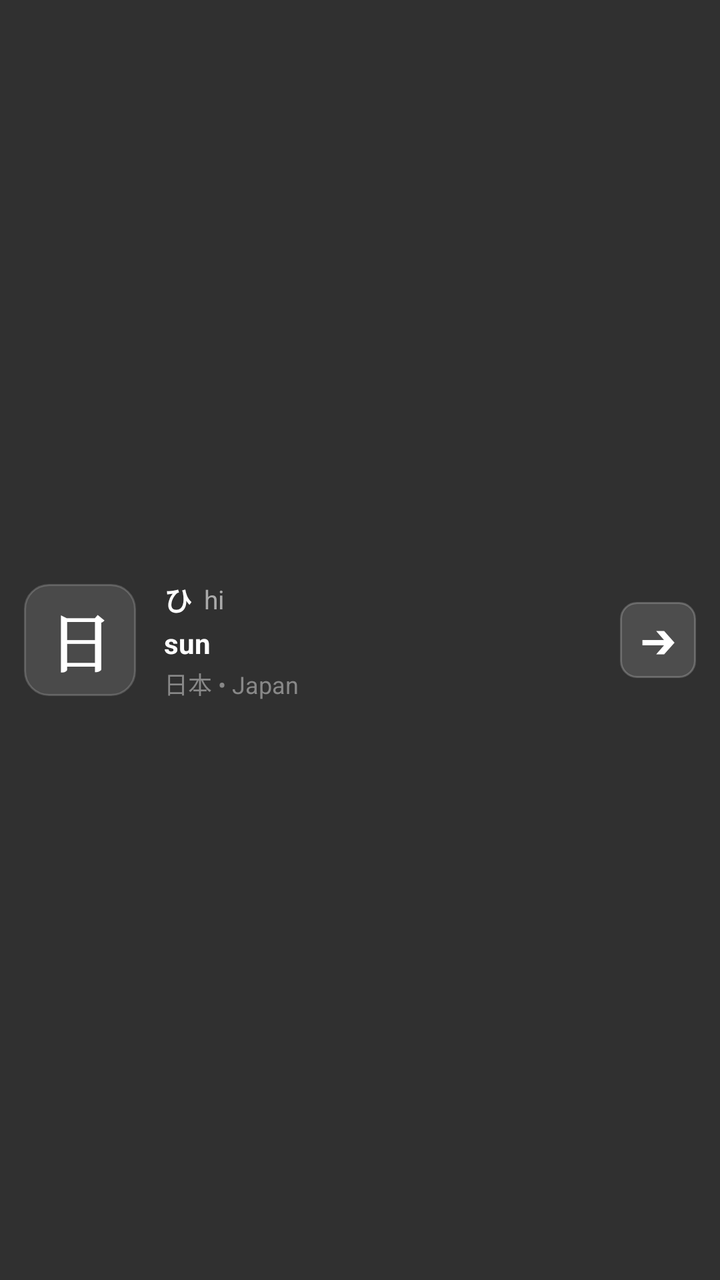
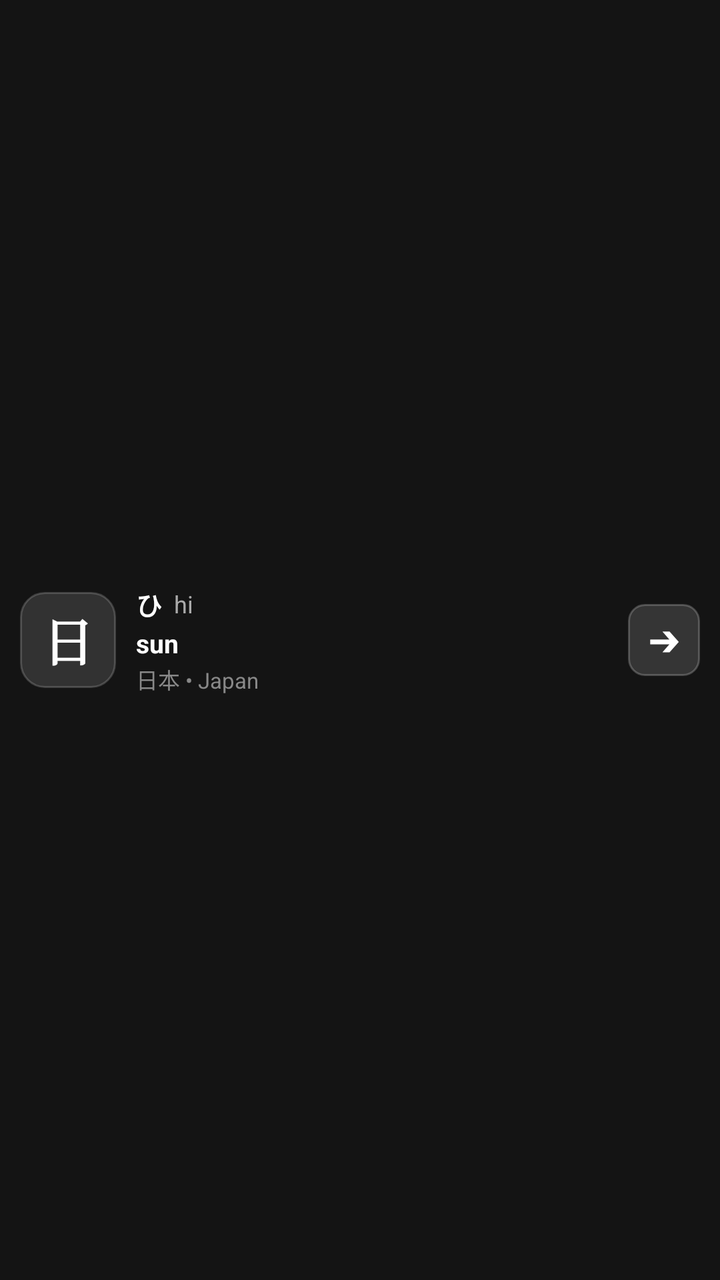

Before-and-after screenshots of an Android layout around one commit, followed by the original layout XML and the change that was made.
<!-- AndroidManifest.xml: application theme android:Theme.Material.NoActionBar -->
<!-- res/layout/notification_saku_compact.xml -->
<?xml version="1.0" encoding="utf-8"?>
<LinearLayout xmlns:android="http://schemas.android.com/apk/res/android"
    android:layout_width="match_parent"
    android:layout_height="wrap_content"
    android:orientation="horizontal"
    android:padding="12dp"
    android:background="@android:color/transparent"
    android:gravity="center_vertical">

    
    <TextView
        android:id="@+id/tv_notification_kanji"
        android:layout_width="56dp"
        android:layout_height="56dp"
        android:gravity="center"
        android:text="日"
        android:textColor="@android:color/white"
        android:textSize="32sp"
        android:textStyle="bold"
        android:fontFamily="serif"
        android:background="@drawable/bg_kanji_box" />

    
    <LinearLayout
        android:layout_width="0dp"
        android:layout_height="wrap_content"
        android:layout_weight="1"
        android:layout_marginStart="14dp"
        android:orientation="vertical"
        android:gravity="center_vertical">

        
        <LinearLayout
            android:layout_width="wrap_content"
            android:layout_height="wrap_content"
            android:orientation="horizontal"
            android:gravity="center_vertical">

            <TextView
                android:id="@+id/tv_notification_kana"
                android:layout_width="wrap_content"
                android:layout_height="wrap_content"
                android:text="ひ"
                android:textColor="@android:color/white"
                android:textSize="14sp"
                android:textStyle="bold" />

            <TextView
                android:id="@+id/tv_notification_romaji"
                android:layout_width="wrap_content"
                android:layout_height="wrap_content"
                android:layout_marginStart="6dp"
                android:text="hi"
                android:textColor="#AAAAAA"
                android:textSize="13sp" />
        </LinearLayout>

        
        <TextView
            android:id="@+id/tv_notification_meaning"
            android:layout_width="wrap_content"
            android:layout_height="wrap_content"
            android:layout_marginTop="2dp"
            android:text="sun"
            android:textColor="@android:color/white"
            android:textSize="14sp"
            android:textStyle="bold" />

        
        <TextView
            android:id="@+id/tv_notification_example"
            android:layout_width="wrap_content"
            android:layout_height="wrap_content"
            android:layout_marginTop="2dp"
            android:text="日本 • Japan"
            android:textColor="#888888"
            android:textSize="12sp"
            android:singleLine="true" />
    </LinearLayout>

    
    <TextView
        android:id="@+id/btn_notification_next"
        android:layout_width="38dp"
        android:layout_height="38dp"
        android:gravity="center"
        android:text="➔"
        android:textColor="@android:color/white"
        android:textSize="18sp"
        android:textStyle="bold"
        android:background="@drawable/bg_button_ease" />

</LinearLayout>
<!-- resources referenced by this layout -->
<resources>
  <!-- drawable bg_button_ease (drawable) -->
  <?xml version="1.0" encoding="utf-8"?>
  <shape xmlns:android="http://schemas.android.com/apk/res/android"
      android:shape="rectangle">
      <corners android:radius="8dp" />
      <solid android:color="#24FFFFFF" />
      <stroke
          android:width="1dp"
          android:color="#36FFFFFF" />
  </shape>
  <!-- drawable bg_kanji_box (drawable) -->
  <?xml version="1.0" encoding="utf-8"?>
  <shape xmlns:android="http://schemas.android.com/apk/res/android"
      android:shape="rectangle">
      <corners android:radius="12dp" />
      <solid android:color="#20FFFFFF" />
      <stroke
          android:width="1dp"
          android:color="#2EFFFFFF" />
  </shape>
</resources>

<!-- the commit's change to res/layout/notification_saku_compact.xml (unified diff, before → after) -->
@@ -3,21 +3,25 @@
     android:layout_width="match_parent"
     android:layout_height="wrap_content"
     android:orientation="horizontal"
-    android:padding="12dp"
-    android:background="@android:color/transparent"
+    android:paddingVertical="6dp"
+    android:paddingHorizontal="10dp"
+    android:background="#141414"
     android:gravity="center_vertical">
 
     
     <TextView
         android:id="@+id/tv_notification_kanji"
-        android:layout_width="56dp"
-        android:layout_height="56dp"
+        android:layout_width="wrap_content"
+        android:minWidth="48dp"
+        android:layout_height="48dp"
+        android:paddingHorizontal="4dp"
         android:gravity="center"
         android:text="日"
         android:textColor="@android:color/white"
-        android:textSize="32sp"
+        android:textSize="26sp"
         android:textStyle="bold"
         android:fontFamily="serif"
+        android:maxLines="1"
         android:background="@drawable/bg_kanji_box" />
 
     
@@ -25,7 +29,7 @@
         android:layout_width="0dp"
         android:layout_height="wrap_content"
         android:layout_weight="1"
-        android:layout_marginStart="14dp"
+        android:layout_marginStart="10dp"
         android:orientation="vertical"
         android:gravity="center_vertical">
 
@@ -42,7 +46,7 @@
                 android:layout_height="wrap_content"
                 android:text="ひ"
                 android:textColor="@android:color/white"
-                android:textSize="14sp"
+                android:textSize="13sp"
                 android:textStyle="bold" />
 
             <TextView
@@ -52,7 +56,7 @@
                 android:layout_marginStart="6dp"
                 android:text="hi"
                 android:textColor="#AAAAAA"
-                android:textSize="13sp" />
+                android:textSize="12sp" />
         </LinearLayout>
 
         
@@ -60,33 +64,36 @@
             android:id="@+id/tv_notification_meaning"
             android:layout_width="wrap_content"
             android:layout_height="wrap_content"
-            android:layout_marginTop="2dp"
+            android:layout_marginTop="1dp"
             android:text="sun"
             android:textColor="@android:color/white"
-            android:textSize="14sp"
-            android:textStyle="bold" />
+            android:textSize="13sp"
+            android:textStyle="bold"
+            android:maxLines="1"
+            android:ellipsize="end" />
 
         
         <TextView
             android:id="@+id/tv_notification_example"
             android:layout_width="wrap_content"
             android:layout_height="wrap_content"
-            android:layout_marginTop="2dp"
+            android:layout_marginTop="1dp"
             android:text="日本 • Japan"
             android:textColor="#888888"
-            android:textSize="12sp"
-            android:singleLine="true" />
+            android:textSize="11sp"
+            android:maxLines="1"
+            android:ellipsize="end" />
     </LinearLayout>
 
     
     <TextView
         android:id="@+id/btn_notification_next"
-        android:layout_width="38dp"
-        android:layout_height="38dp"
+        android:layout_width="36dp"
+        android:layout_height="36dp"
         android:gravity="center"
         android:text="➔"
         android:textColor="@android:color/white"
-        android:textSize="18sp"
+        android:textSize="16sp"
         android:textStyle="bold"
         android:background="@drawable/bg_button_ease" />
 
